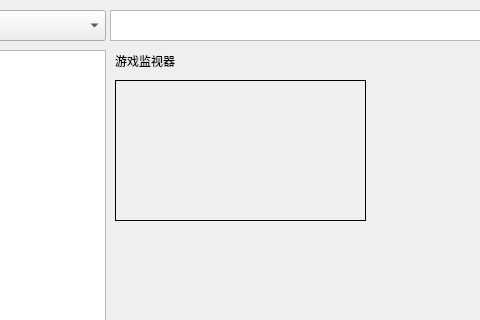
Qt form towerofadversitywidget.ui (A-SunsetMkt-Forks/wuwaBackendTool) before a commit; both pictures show x 195 to 675 and y 0 to 320 of the 997 by 497 pixel window.
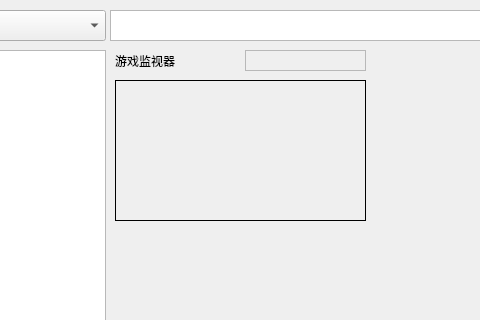
The same form after that commit.

```diff
--- a/towerofadversitywidget.ui
+++ b/towerofadversitywidget.ui
@@ -64,7 +64,7 @@
     <rect>
      <x>310</x>
      <y>50</y>
-     <width>231</width>
+     <width>141</width>
      <height>21</height>
     </rect>
    </property>
@@ -85,6 +85,22 @@
     <string>开始</string>
    </property>
   </widget>
+  <widget class="QFrame" name="gameMonitorStatus">
+   <property name="geometry">
+    <rect>
+     <x>440</x>
+     <y>50</y>
+     <width>121</width>
+     <height>21</height>
+    </rect>
+   </property>
+   <property name="frameShape">
+    <enum>QFrame::StyledPanel</enum>
+   </property>
+   <property name="frameShadow">
+    <enum>QFrame::Raised</enum>
+   </property>
+  </widget>
  </widget>
  <resources/>
  <connections/>
```
